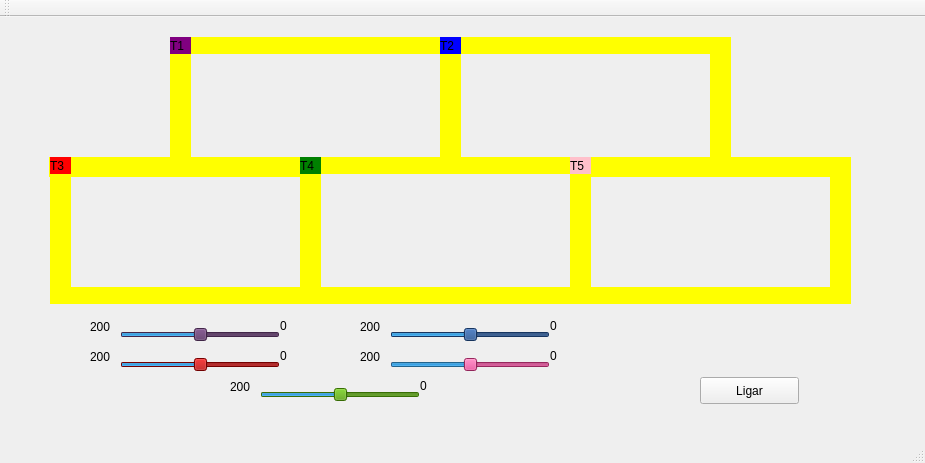
silviafds/trabalho-dos-trens, file Código QT5 Ubuntu - Trem/mainwindow.ui: the form before one commit.
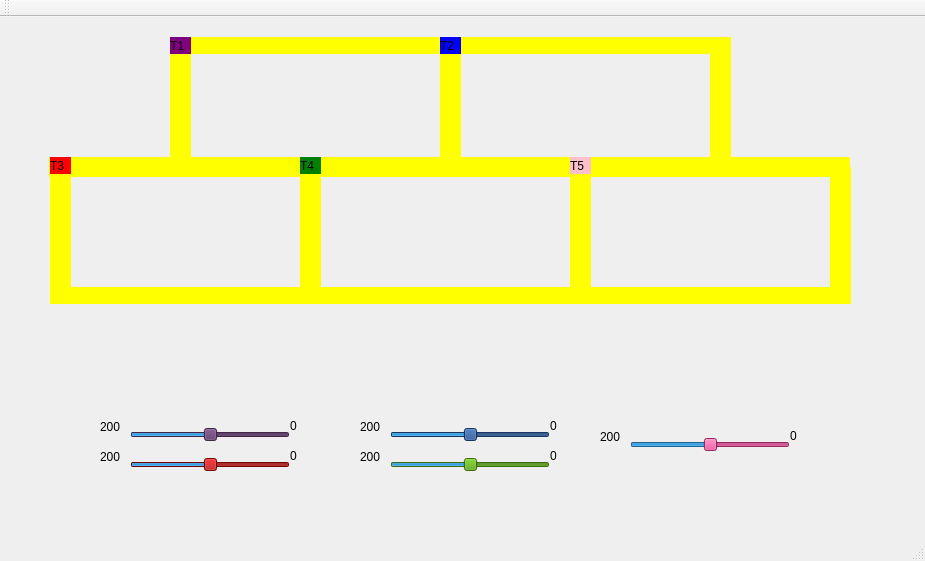
The form after the commit.

The edit to the form file:
```diff
--- a/Código QT5 Ubuntu - Trem/mainwindow.ui
+++ b/Código QT5 Ubuntu - Trem/mainwindow.ui
@@ -7,7 +7,7 @@
     <x>0</x>
     <y>0</y>
     <width>925</width>
-    <height>463</height>
+    <height>561</height>
    </rect>
   </property>
   <property name="windowTitle">
@@ -49,10 +49,10 @@
    <widget class="QLabel" name="label_trilho2">
     <property name="geometry">
      <rect>
-      <x>190</x>
+      <x>49</x>
       <y>140</y>
-      <width>250</width>
-      <height>17</height>
+      <width>801</width>
+      <height>20</height>
      </rect>
     </property>
     <property name="styleSheet">
@@ -302,22 +302,6 @@
      <string/>
     </property>
    </widget>
-   <widget class="QLabel" name="label_trilho1_4">
-    <property name="geometry">
-     <rect>
-      <x>580</x>
-      <y>140</y>
-      <width>271</width>
-      <height>20</height>
-     </rect>
-    </property>
-    <property name="styleSheet">
-     <string notr="true">QLabel { background: yellow}</string>
-    </property>
-    <property name="text">
-     <string/>
-    </property>
-   </widget>
    <widget class="QLabel" name="label_trem3">
     <property name="geometry">
      <rect>
@@ -370,7 +354,7 @@
     <property name="geometry">
      <rect>
       <x>390</x>
-      <y>310</y>
+      <y>410</y>
       <width>160</width>
       <height>16</height>
      </rect>
@@ -833,8 +817,8 @@
    <widget class="QSlider" name="horizontalSlider_pink">
     <property name="geometry">
      <rect>
-      <x>390</x>
-      <y>340</y>
+      <x>630</x>
+      <y>420</y>
       <width>160</width>
       <height>16</height>
      </rect>
@@ -1294,8 +1278,8 @@
    <widget class="QSlider" name="horizontalSlider_purple">
     <property name="geometry">
      <rect>
-      <x>120</x>
-      <y>310</y>
+      <x>130</x>
+      <y>410</y>
       <width>160</width>
       <height>16</height>
      </rect>
@@ -1761,8 +1745,8 @@
    <widget class="QSlider" name="horizontalSlider_red">
     <property name="geometry">
      <rect>
-      <x>120</x>
-      <y>340</y>
+      <x>130</x>
+      <y>440</y>
       <width>160</width>
       <height>16</height>
      </rect>
@@ -2222,8 +2206,8 @@
    <widget class="QSlider" name="horizontalSlider_green">
     <property name="geometry">
      <rect>
-      <x>260</x>
-      <y>370</y>
+      <x>390</x>
+      <y>440</y>
       <width>160</width>
       <height>16</height>
      </rect>
@@ -2683,8 +2667,8 @@
    <widget class="QLabel" name="label">
     <property name="geometry">
      <rect>
-      <x>280</x>
-      <y>300</y>
+      <x>290</x>
+      <y>400</y>
       <width>16</width>
       <height>17</height>
      </rect>
@@ -2696,8 +2680,8 @@
    <widget class="QLabel" name="label_2">
     <property name="geometry">
      <rect>
-      <x>90</x>
-      <y>300</y>
+      <x>100</x>
+      <y>400</y>
       <width>31</width>
       <height>20</height>
      </rect>
@@ -2709,8 +2693,8 @@
    <widget class="QLabel" name="label_3">
     <property name="geometry">
      <rect>
-      <x>90</x>
-      <y>330</y>
+      <x>100</x>
+      <y>430</y>
       <width>31</width>
       <height>20</height>
      </rect>
@@ -2722,8 +2706,8 @@
    <widget class="QLabel" name="label_4">
     <property name="geometry">
      <rect>
-      <x>280</x>
-      <y>330</y>
+      <x>290</x>
+      <y>430</y>
       <width>16</width>
       <height>17</height>
      </rect>
@@ -2735,8 +2719,8 @@
    <widget class="QLabel" name="label_5">
     <property name="geometry">
      <rect>
-      <x>230</x>
-      <y>360</y>
+      <x>360</x>
+      <y>430</y>
       <width>31</width>
       <height>20</height>
      </rect>
@@ -2748,8 +2732,8 @@
    <widget class="QLabel" name="label_6">
     <property name="geometry">
      <rect>
-      <x>420</x>
-      <y>360</y>
+      <x>550</x>
+      <y>430</y>
       <width>16</width>
       <height>17</height>
      </rect>
@@ -2762,7 +2746,7 @@
     <property name="geometry">
      <rect>
       <x>360</x>
-      <y>300</y>
+      <y>400</y>
       <width>31</width>
       <height>20</height>
      </rect>
@@ -2775,7 +2759,7 @@
     <property name="geometry">
      <rect>
       <x>550</x>
-      <y>300</y>
+      <y>400</y>
       <width>16</width>
       <height>17</height>
      </rect>
@@ -2787,8 +2771,8 @@
    <widget class="QLabel" name="label_9">
     <property name="geometry">
      <rect>
-      <x>360</x>
-      <y>330</y>
+      <x>600</x>
+      <y>410</y>
       <width>31</width>
       <height>20</height>
      </rect>
@@ -2800,8 +2784,8 @@
    <widget class="QLabel" name="label_10">
     <property name="geometry">
      <rect>
-      <x>550</x>
-      <y>330</y>
+      <x>790</x>
+      <y>410</y>
       <width>16</width>
       <height>17</height>
      </rect>
@@ -2810,21 +2794,6 @@
      <string>0</string>
     </property>
    </widget>
-   <widget class="QPushButton" name="pushButton">
-    <property name="geometry">
-     <rect>
-      <x>700</x>
-      <y>360</y>
-      <width>99</width>
-      <height>27</height>
-     </rect>
-    </property>
-    <property name="text">
-     <string>Ligar</string>
-    </property>
-   </widget>
-   <zorder>label_trilho2_2</zorder>
-   <zorder>label_trilho1_4</zorder>
    <zorder>label_trilho4_2</zorder>
    <zorder>label_trilho4_6</zorder>
    <zorder>label_trilho2</zorder>
```
Left out of the diff: 34 changed lines with no effect on the pictures.
